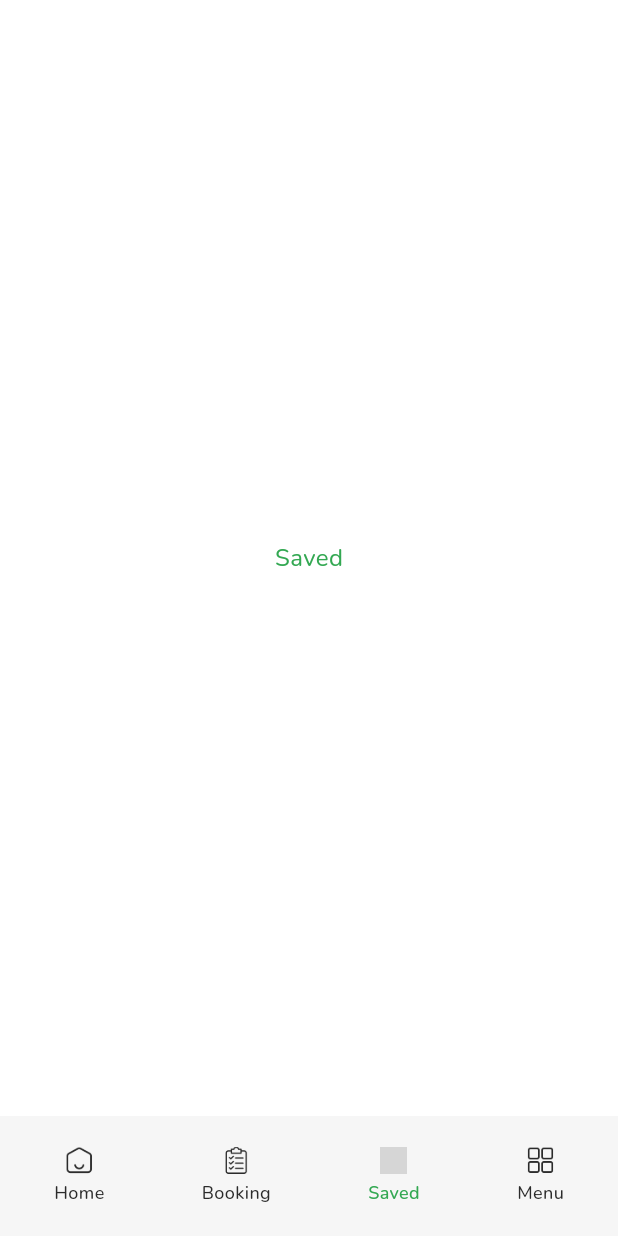
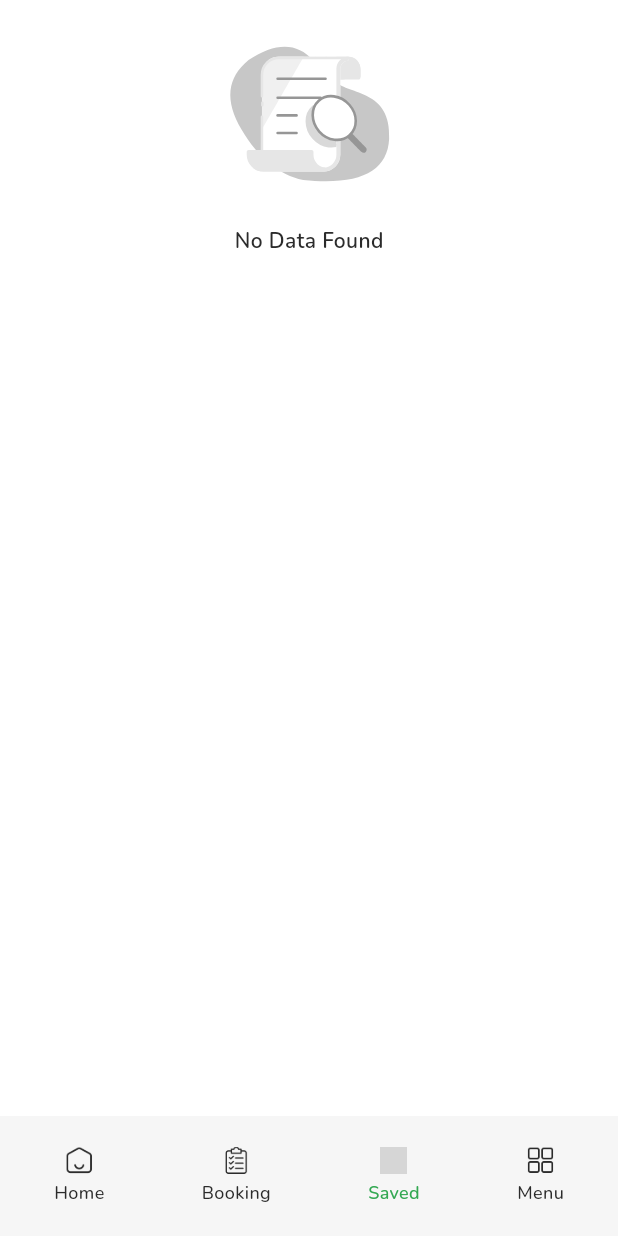
Before and after one commit to AppSync-Studio/worker_bridge, a Flutter app: the BottomNavScreens screen opened by its route, item 3 of the bottom bar chosen, on a phone screen of 412 x 824 dp. Run offline on Flutter 3.47's test engine with Material 3 defaults, Android fonts, the light colour scheme and no system bars; our stand-ins replace carousel_slider, dots_indicator, flutter_svg, gap, get, google_fonts and 2 more; grey boxes are pictures that could not be loaded.

Commit message:
chore(custom widget): no_data_found_in_progress

```diff
--- a/lib/view/screens/save/save_screen.dart
+++ b/lib/view/screens/save/save_screen.dart
@@ -1,5 +1,7 @@
 import 'package:flutter/material.dart';
 import 'package:google_fonts/google_fonts.dart';
+import 'package:lottie/lottie.dart';
+import 'package:worker_bridge/utils/app_utils/app_animation/app_animation.dart';
 import 'package:worker_bridge/utils/app_utils/color/app_colors.dart';
 
 class SaveScreen extends StatefulWidget {
@@ -13,8 +15,27 @@ class _SaveScreenState extends State<SaveScreen> {
   @override
   Widget build(BuildContext context) {
 
-    return Center(
-      child: Text("Saved", style: GoogleFonts.nunito(color: AppColors.primaryColor, fontSize: 16)),
+    return Column(
+      children: [
+        Align(
+          alignment: Alignment.center,
+          child: Column(
+            crossAxisAlignment: CrossAxisAlignment.center,
+            mainAxisAlignment: MainAxisAlignment.center,
+            children: [
+              Lottie.asset(AppAnimation.noDataAnim, height: 150, width: 150),
+              Text(
+                "No Data Found",
+                style: GoogleFonts.nunito(
+                    color: AppColors.colorBlack,
+                    fontWeight: FontWeight.w600,
+                    fontSize: 14
+                ),
+              )
+            ],
+          ),
+        )
+      ],
     );
   }
 }
```
Also changed, not shown: lib/view/widgets/error_widgets/no_data_found_widget.dart (added, +42 -0 lines).
